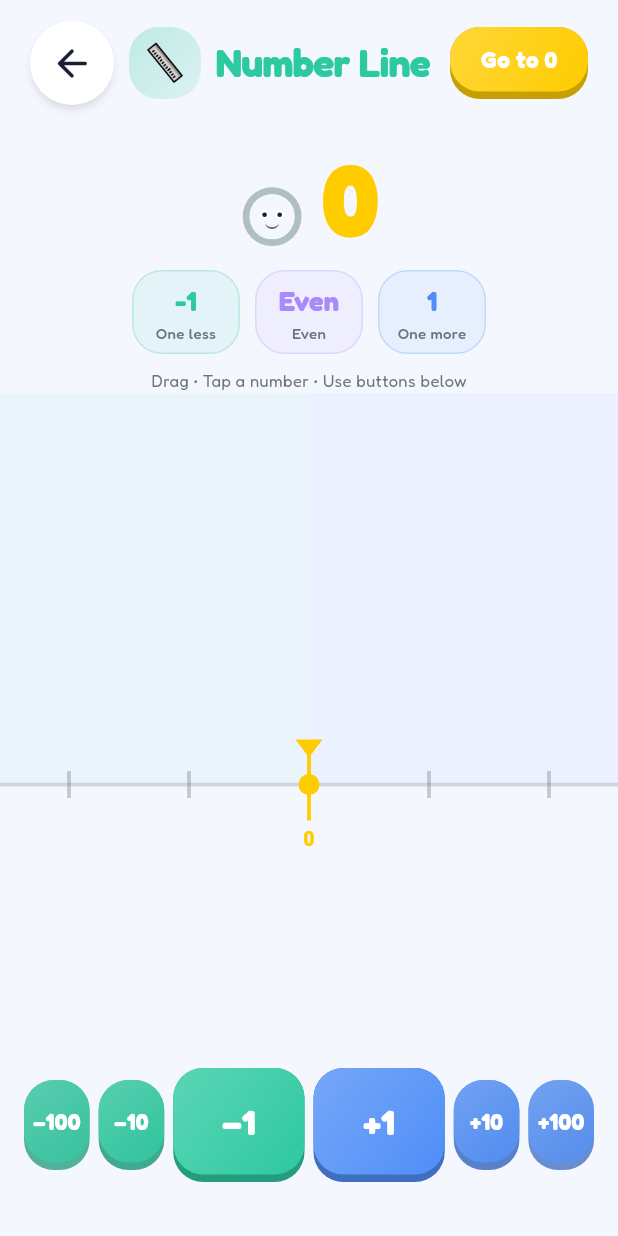
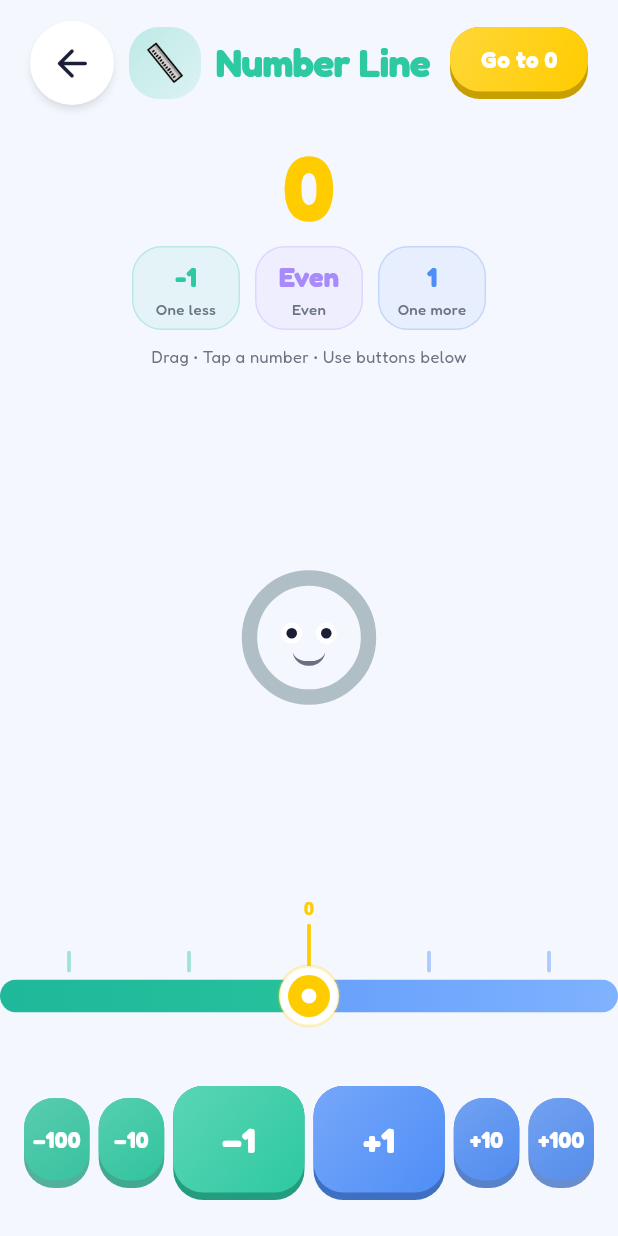
Before and after one commit to Panbaron1/Numberlandia, a Flutter app: the screen it shows after launch, after a tap on "Number Line", on a phone screen of 412 x 824 dp. Run offline on Flutter 3.47's test engine with Material 3 defaults, Android fonts, the phone set to English and light mode, and no system bars; our stand-ins replace audioplayers, shared_preferences.

Commit message:
Number Line: thick colourful slider + numberblock view up to 100x100
Slider (number_line_painter):
- Fat 22px rounded track, teal gradient on the negative side, blue on the
  positive side, split at a gold zero band
- Big round thumb (white halo + coloured core) on the current number
- Ticks/labels above the track; still virtualized to the visible window

Numberblock view:
- New NumBlockView + NumBlockPainter (in num_block.dart): renders the current
  number as a square-packed block, widget+faces for small values, pure-canvas
  grid for large ones — scales to 100x100 = 10,000 cells
- Number Line now shows the current value as a block in the middle panel; the
  slider is a fixed thick band beneath it
- Facts panel simplified (big number + chips), block moved to the main panel

flutter analyze clean; verified on BlueStacks (0 = ring-with-face; 2091 = 51x41
block; thick teal/blue slider).

Co-Authored-By: Claude Opus 4.8 <noreply@anthropic.com>

```diff
--- a/lib/screens/number_line/number_line_painter.dart
+++ b/lib/screens/number_line/number_line_painter.dart
@@ -1,25 +1,20 @@
 import 'package:flutter/material.dart';
 import '../../theme.dart';
 
-/// Virtualized number line painter.
+/// A thick, colourful number-line slider.
 ///
-/// Only ticks in the visible viewport are drawn — never the full 2M range.
-/// At pixelsPerUnit=80, a 1200px tablet shows ~15 ticks maximum.
-///
-/// Visual zones:
-///   Negative side — soft teal wash (NColors.numberLine)
-///   Zero          — gold circle + tall tick
-///   Positive side — soft blue wash (NColors.million)
+/// Virtualized: only ticks in the visible viewport are drawn — never the full
+/// 2M range. The track is a fat rounded bar, teal on the negative side and blue
+/// on the positive side, split at a gold zero. A large round thumb sits on the
+/// current number.
 class NumberLinePainter extends CustomPainter {
   final double viewOffset;    // number-space position of viewport centre
   final int current;
   final double pixelsPerUnit;
 
-  static const double _axisY     = 0.58; // fraction of height for axis
-  static const double _tickMajor = 32.0; // multiples of 10
-  static const double _tickMinor = 18.0; // other integers
-  static const double _tickZero  = 48.0; // zero
-  static const double _tickCur   = 36.0; // current (if not 0 or ×10)
+  static const double _trackH = 22.0; // thick track
+  static const double _tickMajor = 22.0;
+  static const double _tickMinor = 12.0;
 
   const NumberLinePainter({
     required this.viewOffset,
@@ -29,153 +24,103 @@ class NumberLinePainter extends CustomPainter {
 
   @override
   void paint(Canvas canvas, Size size) {
-    final cy = size.height * _axisY;
+    final cy = size.height * 0.5;
     final zeroX = size.width / 2 - viewOffset * pixelsPerUnit;
 
-    // ── Background colour zones ───────────────────────────────────────────
-    _paintZones(canvas, size, cy, zeroX);
-
-    // ── Axis line ─────────────────────────────────────────────────────────
-    canvas.drawLine(
-      Offset(0, cy),
-      Offset(size.width, cy),
-      Paint()
-        ..color = NColors.inkSoft.withAlpha(60)
-        ..strokeWidth = 2.5,
-    );
-
-    // ── Compute visible range ─────────────────────────────────────────────
+    // ── Ticks above the track (drawn first, behind) ───────────────────────
     final half = (size.width / 2) / pixelsPerUnit;
     final first = (viewOffset - half - 2).floor().clamp(-1000000, 1000000);
-    final last  = (viewOffset + half + 2).ceil().clamp(-1000000, 1000000);
-
-    // ── Ticks + labels ────────────────────────────────────────────────────
-    final tickPaint = Paint()..strokeWidth = 2.5;
+    final last = (viewOffset + half + 2).ceil().clamp(-1000000, 1000000);
+    final tickPaint = Paint()
+      ..strokeWidth = 2.5
+      ..strokeCap = StrokeCap.round;
 
     for (int n = first; n <= last; n++) {
+      if (n % 5 != 0 && pixelsPerUnit < 70) continue; // thin out when zoomed out
       final x = size.width / 2 + (n - viewOffset) * pixelsPerUnit;
-
-      double tickH;
-      Color tickColor;
-
-      if (n == 0) {
-        tickH = _tickZero;
-        tickColor = NColors.zero;
-      } else if (n == current && n % 10 != 0) {
-        tickH = _tickCur;
-        tickColor = n < 0 ? NColors.numberLine : NColors.million;
-      } else if (n % 10 == 0) {
-        tickH = _tickMajor;
-        tickColor = n < 0
-            ? NColors.numberLine.withAlpha(180)
-            : NColors.million.withAlpha(180);
-      } else {
-        tickH = _tickMinor;
-        tickColor = NColors.inkSoft.withAlpha(90);
-      }
-
-      // Brighten further for the current position
-      if (n == current && n != 0) tickColor = tickColor.withAlpha(255);
-
-      tickPaint.color = tickColor;
+      final major = n % 10 == 0;
+      final h = n == 0 ? _tickMajor + 8 : (major ? _tickMajor : _tickMinor);
+      tickPaint.color = n == 0
+          ? NColors.zero
+          : (n < 0
+              ? NColors.numberLine.withAlpha(major ? 200 : 110)
+              : NColors.million.withAlpha(major ? 200 : 110));
       canvas.drawLine(
-        Offset(x, cy - tickH / 2),
-        Offset(x, cy + tickH / 2),
+        Offset(x, cy - _trackH / 2 - 6 - h),
+        Offset(x, cy - _trackH / 2 - 6),
         tickPaint,
       );
-
-      // Labels
-      final showLabel = n == 0 ||
-          n == current ||
-          n % 10 == 0 ||
-          (pixelsPerUnit >= 110 && n % 5 == 0);
-
-      if (showLabel) {
-        final style = _labelStyle(n);
-        _drawText(canvas, n.toString(), x, cy + tickH / 2 + 5, style);
+      if (n == 0 || major) {
+        _label(canvas, '$n', x, cy - _trackH / 2 - 10 - h, n);
       }
     }
 
-    // ── Zero circle ───────────────────────────────────────────────────────
-    if (zeroX >= -20 && zeroX <= size.width + 20) {
-      canvas.drawCircle(
-        Offset(zeroX, cy),
-        7,
+    // ── The thick track ───────────────────────────────────────────────────
+    final trackRect = RRect.fromRectAndRadius(
+      Rect.fromLTWH(0, cy - _trackH / 2, size.width, _trackH),
+      const Radius.circular(_trackH / 2),
+    );
+    canvas.save();
+    canvas.clipRRect(trackRect);
+    // Negative half (teal) and positive half (blue), split at zero.
+    final clampedZero = zeroX.clamp(0.0, size.width);
+    canvas.drawRect(
+      Rect.fromLTRB(0, cy - _trackH / 2, clampedZero, cy + _trackH / 2),
+      Paint()..shader = const LinearGradient(
+              colors: [Color(0xFF1FB89A), NColors.numberLine])
+          .createShader(Rect.fromLTWH(0, cy - _trackH / 2, size.width, _trackH)),
+    );
+    canvas.drawRect(
+      Rect.fromLTRB(clampedZero, cy - _trackH / 2, size.width, cy + _trackH / 2),
+      Paint()..shader = const LinearGradient(
+              colors: [NColors.million, Color(0xFF7FB2FF)])
+          .createShader(Rect.fromLTWH(0, cy - _trackH / 2, size.width, _trackH)),
+    );
+    canvas.restore();
+
+    // Zero gold band on the track
+    if (zeroX >= -8 && zeroX <= size.width + 8) {
+      canvas.drawRRect(
+        RRect.fromRectAndRadius(
+          Rect.fromCenter(
+              center: Offset(zeroX, cy), width: 10, height: _trackH),
+          const Radius.circular(5),
+        ),
         Paint()..color = NColors.zero,
       );
     }
 
-    // ── Current-number marker (downward triangle) ─────────────────────────
+    // ── Thumb on the current number ───────────────────────────────────────
     final curX = size.width / 2 + (current - viewOffset) * pixelsPerUnit;
-    final markerColor = current == 0
+    final thumbColor = current == 0
         ? NColors.zero
         : (current < 0 ? NColors.numberLine : NColors.million);
-    _drawMarker(canvas, curX, cy - _markerTop(current), markerColor);
+    // White halo + coloured core
+    canvas.drawCircle(Offset(curX, cy), 20, Paint()..color = Colors.white);
+    canvas.drawCircle(
+        Offset(curX, cy),
+        20,
+        Paint()
+          ..color = thumbColor.withAlpha(60)
+          ..style = PaintingStyle.stroke
+          ..strokeWidth = 2);
+    canvas.drawCircle(Offset(curX, cy), 14, Paint()..color = thumbColor);
+    canvas.drawCircle(Offset(curX, cy), 5, Paint()..color = Colors.white);
   }
 
-  double _markerTop(int n) {
-    if (n == 0) return _tickZero / 2 + 6;
-    if (n % 10 == 0) return _tickMajor / 2 + 6;
-    if (n == current) return _tickCur / 2 + 6;
-    return _tickMinor / 2 + 6;
-  }
-
-  void _paintZones(Canvas canvas, Size size, double cy, double zeroX) {
-    // Negative zone (left of zero) — teal wash
-    if (zeroX > 0) {
-      canvas.drawRect(
-        Rect.fromLTRB(0, 0, zeroX.clamp(0, size.width), cy),
-        Paint()..color = NColors.numberLine.withAlpha(14),
-      );
-    }
-    // Positive zone (right of zero) — blue wash
-    if (zeroX < size.width) {
-      canvas.drawRect(
-        Rect.fromLTRB(zeroX.clamp(0, size.width), 0, size.width, cy),
-        Paint()..color = NColors.million.withAlpha(14),
-      );
-    }
-  }
-
-  TextStyle _labelStyle(int n) {
-    if (n == 0) {
-      return const TextStyle(
-        color: NColors.zero,
-        fontSize: 13,
-        fontWeight: FontWeight.w800,
-      );
-    }
-    if (n == current) {
-      return TextStyle(
-        color: n < 0 ? NColors.numberLine : NColors.million,
-        fontSize: 13,
-        fontWeight: FontWeight.w800,
-      );
-    }
-    return TextStyle(
-      color: n < 0
-          ? NColors.numberLine.withAlpha(180)
-          : NColors.inkSoft.withAlpha(180),
-      fontSize: 11,
-      fontWeight: FontWeight.w500,
+  void _label(Canvas canvas, String text, double x, double bottomY, int n) {
+    final style = TextStyle(
+      color: n == 0
+          ? NColors.zero
+          : (n < 0 ? NColors.numberLine : NColors.inkSoft),
+      fontSize: 12,
+      fontWeight: n == 0 ? FontWeight.w800 : FontWeight.w600,
     );
-  }
-
-  void _drawText(Canvas canvas, String text, double x, double y, TextStyle style) {
     final tp = TextPainter(
       text: TextSpan(text: text, style: style),
       textDirection: TextDirection.ltr,
     )..layout();
-    tp.paint(canvas, Offset(x - tp.width / 2, y));
-  }
-
-  void _drawMarker(Canvas canvas, double x, double top, Color color) {
-    final path = Path()
-      ..moveTo(x, top + 12) // tip pointing down toward the axis
-      ..lineTo(x - 9, top)
-      ..lineTo(x + 9, top)
-      ..close();
-    canvas.drawPath(path, Paint()..color = color);
+    tp.paint(canvas, Offset(x - tp.width / 2, bottomY - tp.height));
   }
 
   @override
--- a/lib/screens/number_line/number_line_screen.dart
+++ b/lib/screens/number_line/number_line_screen.dart
@@ -82,8 +82,17 @@ class _NumberLineScreenState extends State<NumberLineScreen> {
           child: Column(
             children: [
               _FactsPanel(notifier: _notifier),
-              // ── Number line canvas ─────────────────────────────────
+              // ── Numberblock view (scales to 100×100 = 10,000) ──────
               Expanded(
+                child: Padding(
+                  padding: const EdgeInsets.symmetric(
+                      horizontal: Gap.lg, vertical: Gap.sm),
+                  child: NumBlockView(value: _notifier.current),
+                ),
+              ),
+              // ── Thick colourful slider ─────────────────────────────
+              SizedBox(
+                height: 120,
                 child: LayoutBuilder(
                   builder: (ctx, constraints) => GestureDetector(
                     onPanUpdate: _onPanUpdate,
@@ -102,7 +111,7 @@ class _NumberLineScreenState extends State<NumberLineScreen> {
               ),
               // ── Step controls ──────────────────────────────────────
               _StepControls(onStep: _step),
-              const SizedBox(height: Gap.xl),
+              const SizedBox(height: Gap.lg),
             ],
           ),
         ),
@@ -120,22 +129,12 @@ class _FactsPanel extends StatelessWidget {
   @override
   Widget build(BuildContext context) {
     final n = notifier.current;
-    final abs = n.abs();
-    final showBlock = abs <= 9; // NumBlock for single-digit range
 
     return Padding(
-      padding: const EdgeInsets.fromLTRB(Gap.md, Gap.md, Gap.md, 0),
+      padding: const EdgeInsets.fromLTRB(Gap.md, Gap.sm, Gap.md, 0),
       child: Column(
         children: [
-          // ── Big number + optional NumBlock ──────────────────────────
-          Row(
-            mainAxisAlignment: MainAxisAlignment.center,
-            crossAxisAlignment: CrossAxisAlignment.end,
-            children: [
-              if (showBlock) ...[
-                BouncyNumBlock(value: n, unit: 28, showSign: false),
-                const SizedBox(width: Gap.md),
-              ],
+          // ── Big current number ──────────────────────────────────────
           AnimatedSwitcher(
             duration: const Duration(milliseconds: 110),
             transitionBuilder: (child, anim) =>
@@ -144,19 +143,17 @@ class _FactsPanel extends StatelessWidget {
               n.toString(),
               key: ValueKey(n),
               style: TextStyle(
-                    fontSize: showBlock ? 64 : 80,
-                    fontWeight: FontWeight.w900,
+                fontSize: 60,
+                fontWeight: FontWeight.w800,
                 color: n == 0
                     ? NColors.zero
                     : (n < 0 ? NColors.numberLine : NColors.ink),
-                    letterSpacing: -3,
+                letterSpacing: -2,
                 height: 1,
               ),
             ),
           ),
-            ],
-          ),
-          const SizedBox(height: Gap.md),
+          const SizedBox(height: Gap.sm),
           // ── Fact chips ───────────────────────────────────────────────
           Row(
             mainAxisAlignment: MainAxisAlignment.center,
--- a/lib/widgets/num_block.dart
+++ b/lib/widgets/num_block.dart
@@ -293,6 +293,109 @@ class _ZeroBlock extends StatelessWidget {
 
 // ─────────────────────────────────────────────────────────────────────────────
 
+/// Renders [value] as a number-character block sized to fill the given box.
+/// Small values (≤ 100 units) use the widget NumBlock with faces; larger values
+/// (up to 10,000 = 100×100) switch to a pure-canvas painter for performance.
+class NumBlockView extends StatelessWidget {
+  final int value;
+  final bool face;
+  const NumBlockView({super.key, required this.value, this.face = true});
+
+  static const int maxUnits = 10000; // 100 × 100
+
+  @override
+  Widget build(BuildContext context) {
+    final abs = value.abs();
+    if (abs > maxUnits) {
+      return Center(
+        child: Text('$value',
+            style: TextStyle(
+                fontSize: 64,
+                fontWeight: FontWeight.w800,
+                color: NColors.numBlockColor(abs))),
+      );
+    }
+
+    return LayoutBuilder(
+      builder: (context, c) {
+        final dims = NumBlock.dimsFor(abs == 0 ? 0 : abs);
+        final rows = dims[0].clamp(1, 100);
+        final cols = dims[1].clamp(1, 100);
+        // Fit a unit cell to the box (leave a little margin).
+        final boxW = c.maxWidth * 0.9;
+        final boxH = c.maxHeight * 0.9;
+        final unit = math.min(boxW / cols, boxH / rows);
+
+        // Small numbers: charming widget version with faces.
+        if (abs <= 100 && unit >= 14) {
+          return Center(
+            child: NumBlock(value: value, unit: unit.clamp(14, 64).toDouble(),
+                face: face),
+          );
+        }
+        // Large numbers: fast canvas grid.
+        return Center(
+          child: CustomPaint(
+            size: Size(boxW, boxH),
+            painter: NumBlockPainter(
+              rows: rows,
+              cols: cols,
+              color: NColors.numBlockColor(abs),
+            ),
+          ),
+        );
+      },
+    );
+  }
+}
+
+/// Pure-canvas grid of [rows]×[cols] squares, centred and fit to the box.
+/// Handles up to 100×100 = 10,000 cells with no per-cell widgets.
+class NumBlockPainter extends CustomPainter {
+  final int rows;
+  final int cols;
+  final Color color;
+
+  const NumBlockPainter(
+      {required this.rows, required this.cols, required this.color});
+
+  @override
+  void paint(Canvas canvas, Size size) {
+    if (rows <= 0 || cols <= 0) return;
+    final density = rows * cols;
+    final gap = density > 400 ? 1.0 : (density > 100 ? 2.0 : 4.0);
+    final byW = (size.width - (cols - 1) * gap) / cols;
+    final byH = (size.height - (rows - 1) * gap) / rows;
+    final cell = byW < byH ? byW : byH;
+    final gridW = cols * cell + (cols - 1) * gap;
+    final gridH = rows * cell + (rows - 1) * gap;
+    final ox = (size.width - gridW) / 2;
+    final oy = (size.height - gridH) / 2;
+
+    final fill = Paint()..color = color;
+    final rounded = cell > 5;
+    final radius = Radius.circular(cell * 0.2);
+
+    for (int r = 0; r < rows; r++) {
+      for (int col = 0; col < cols; col++) {
+        final rect = Rect.fromLTWH(
+            ox + col * (cell + gap), oy + r * (cell + gap), cell, cell);
+        if (rounded) {
+          canvas.drawRRect(RRect.fromRectAndRadius(rect, radius), fill);
+        } else {
+          canvas.drawRect(rect, fill);
+        }
+      }
+    }
+  }
+
+  @override
+  bool shouldRepaint(NumBlockPainter old) =>
+      old.rows != rows || old.cols != cols || old.color != color;
+}
+
+// ─────────────────────────────────────────────────────────────────────────────
+
 /// A NumBlock that springs in on appear and re-bounces when its value changes.
 class BouncyNumBlock extends StatefulWidget {
   final int value;
```
Lines whose indentation alone changed are shown as unchanged.
